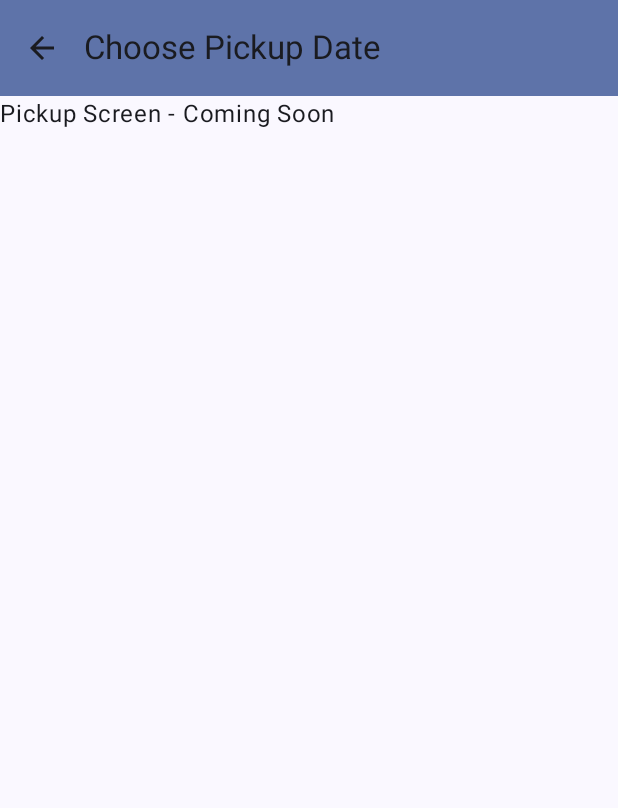
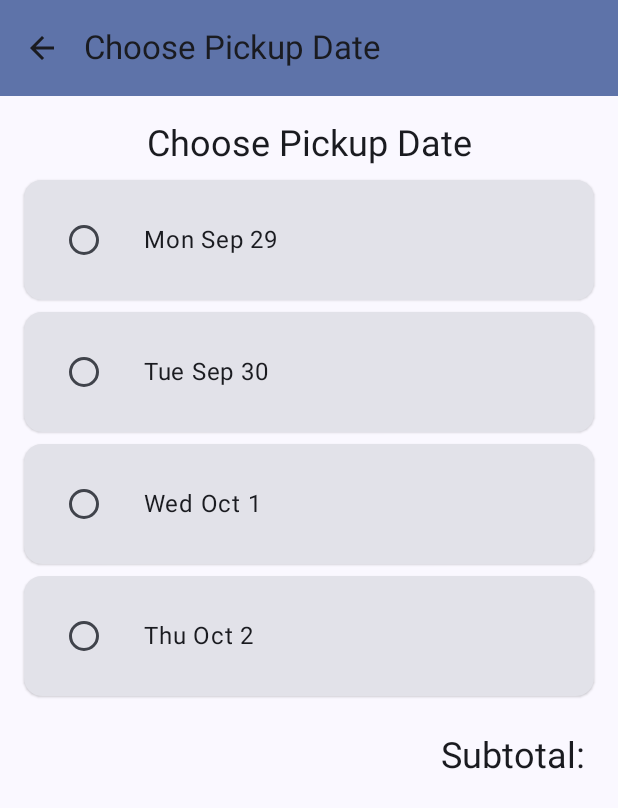
Before and after one commit to Zuluaga17/CupcakeApp, an Android app built with Jetpack Compose: the SelectPickupScreen screen opened through its navigation route, on a phone screen of 412 x 824 dp. Shown: the top 808 px of the screen. Run offline under Robolectric (Android 15) with nearby library versions, the phone set to English and light mode, and no system bars.

Commit message:
Implementar la screen de selección de fecha de retiro.

```diff
--- a/app/src/main/java/com/example/cupcakeapp/CupcakeScreen.kt
+++ b/app/src/main/java/com/example/cupcakeapp/CupcakeScreen.kt
@@ -25,6 +25,7 @@ import androidx.navigation.compose.rememberNavController
 import com.example.cupcakeapp.data.DataSource
 import com.example.cupcakeapp.ui.OrderViewModel
 import com.example.cupcakeapp.ui.SelectFlavorScreen
+import com.example.cupcakeapp.ui.SelectPickupScreen
 import com.example.cupcakeapp.ui.StartOrderScreen
 
 enum class CupcakeScreen(val title: String) {
@@ -105,13 +106,19 @@ fun CupcakeApp(
                     options = DataSource.flavors,
                     onSelectionChanged = { flavor ->
                         viewModel.setFlavor(flavor)
+                        navController.navigate(CupcakeScreen.Pickup.name)
                     }
                 )
             }
 
             composable(route = CupcakeScreen.Pickup.name) {
-                // TODO: Implementar pantalla de selección de fecha
-                Text("Pickup Screen - Coming Soon")
+                SelectPickupScreen(
+                    subtotal = uiState.price,
+                    options = uiState.pickupOptions,
+                    onSelectionChanged = { date ->
+                        viewModel.setDate(date)
+                    }
+                )
             }
 
             composable(route = CupcakeScreen.Summary.name) {
--- a/app/src/main/java/com/example/cupcakeapp/ui/OrderViewModel.kt
+++ b/app/src/main/java/com/example/cupcakeapp/ui/OrderViewModel.kt
@@ -6,18 +6,23 @@ import kotlinx.coroutines.flow.StateFlow
 import kotlinx.coroutines.flow.asStateFlow
 import kotlinx.coroutines.flow.update
 import java.text.NumberFormat
+import java.text.SimpleDateFormat
+import java.util.Calendar
+import java.util.Locale
 
 private const val PRICE_PER_CUPCAKE = 2.00
 
 data class OrderUiState(
     val quantity: Int = 0,
     val flavor: String = "",
-    val price: String = ""
+    val date: String = "",
+    val price: String = "",
+    val pickupOptions: List<String> = listOf()
 )
 
 class OrderViewModel : ViewModel() {
 
-    private val _uiState = MutableStateFlow(OrderUiState())
+    private val _uiState = MutableStateFlow(OrderUiState(pickupOptions = pickupOptions()))
     val uiState: StateFlow<OrderUiState> = _uiState.asStateFlow()
 
     fun setQuantity(numberCupcakes: Int) {
@@ -35,12 +40,32 @@ class OrderViewModel : ViewModel() {
         }
     }
 
+    fun setDate(pickupDate: String) {
+        _uiState.update { currentState ->
+            currentState.copy(date = pickupDate)
+        }
+    }
+
     fun resetOrder() {
-        _uiState.value = OrderUiState()
+        _uiState.value = OrderUiState(pickupOptions = pickupOptions())
     }
 
     private fun calculatePrice(quantity: Int = _uiState.value.quantity): String {
         val calculatedPrice = quantity * PRICE_PER_CUPCAKE
         return NumberFormat.getCurrencyInstance().format(calculatedPrice)
     }
+
+    private fun pickupOptions(): List<String> {
+        val dateOptions = mutableListOf<String>()
+        val formatter = SimpleDateFormat("E MMM d", Locale.getDefault())
+        val calendar = Calendar.getInstance()
+
+        // Agregar 4 opciones de fechas empezando desde hoy
+        repeat(4) {
+            dateOptions.add(formatter.format(calendar.time))
+            calendar.add(Calendar.DATE, 1)
+        }
+
+        return dateOptions
+    }
 }
--- /dev/null
+++ b/app/src/main/java/com/example/cupcakeapp/ui/PickupScreen.kt
@@ -0,0 +1,101 @@
+package com.example.cupcakeapp.ui
+
+import androidx.compose.foundation.layout.Arrangement
+import androidx.compose.foundation.layout.Column
+import androidx.compose.foundation.layout.Row
+import androidx.compose.foundation.layout.fillMaxWidth
+import androidx.compose.foundation.layout.padding
+import androidx.compose.foundation.selection.selectable
+import androidx.compose.material3.Card
+import androidx.compose.material3.CardDefaults
+import androidx.compose.material3.MaterialTheme
+import androidx.compose.material3.RadioButton
+import androidx.compose.material3.Text
+import androidx.compose.runtime.Composable
+import androidx.compose.runtime.getValue
+import androidx.compose.runtime.mutableStateOf
+import androidx.compose.runtime.saveable.rememberSaveable
+import androidx.compose.runtime.setValue
+import androidx.compose.ui.Alignment
+import androidx.compose.ui.Modifier
+import androidx.compose.ui.res.dimensionResource
+import androidx.compose.ui.tooling.preview.Preview
+import com.example.cupcakeapp.R
+import com.example.cupcakeapp.ui.theme.CupcakeAppTheme
+
+@Composable
+fun SelectPickupScreen(
+    subtotal: String,
+    options: List<String>,
+    onSelectionChanged: (String) -> Unit = {},
+    modifier: Modifier = Modifier
+) {
+    var selectedValue by rememberSaveable { mutableStateOf("") }
+
+    Column(
+        modifier = modifier.padding(dimensionResource(R.dimen.padding_medium)),
+        verticalArrangement = Arrangement.spacedBy(dimensionResource(R.dimen.padding_small))
+    ) {
+        Text(
+            text = "Choose Pickup Date",
+            style = MaterialTheme.typography.headlineSmall,
+            modifier = Modifier.align(Alignment.CenterHorizontally)
+        )
+
+        // Lista de fechas con RadioButtons
+        options.forEach { item ->
+            Card(
+                modifier = Modifier
+                    .fillMaxWidth()
+                    .selectable(
+                        selected = selectedValue == item,
+                        onClick = {
+                            selectedValue = item
+                            onSelectionChanged(item)
+                        }
+                    ),
+                elevation = CardDefaults.cardElevation(defaultElevation = dimensionResource(R.dimen.thickness_divider))
+            ) {
+                Row(
+                    modifier = Modifier
+                        .fillMaxWidth()
+                        .padding(dimensionResource(R.dimen.padding_medium)),
+                    verticalAlignment = Alignment.CenterVertically
+                ) {
+                    RadioButton(
+                        selected = selectedValue == item,
+                        onClick = {
+                            selectedValue = item
+                            onSelectionChanged(item)
+                        }
+                    )
+                    Text(
+                        text = item,
+                        style = MaterialTheme.typography.bodyLarge,
+                        modifier = Modifier.padding(start = dimensionResource(R.dimen.padding_medium))
+                    )
+                }
+            }
+        }
+
+        // Mostrar subtotal
+        Text(
+            text = "Subtotal: $subtotal",
+            style = MaterialTheme.typography.headlineSmall,
+            modifier = Modifier
+                .align(Alignment.End)
+                .padding(top = dimensionResource(R.dimen.padding_medium))
+        )
+    }
+}
+
+@Preview(showBackground = true)
+@Composable
+fun SelectPickupScreenPreview() {
+    CupcakeAppTheme {
+        SelectPickupScreen(
+            subtotal = "$12.00",
+            options = listOf("Mon Dec 25", "Tue Dec 26", "Wed Dec 27", "Thu Dec 28")
+        )
+    }
+}
```
